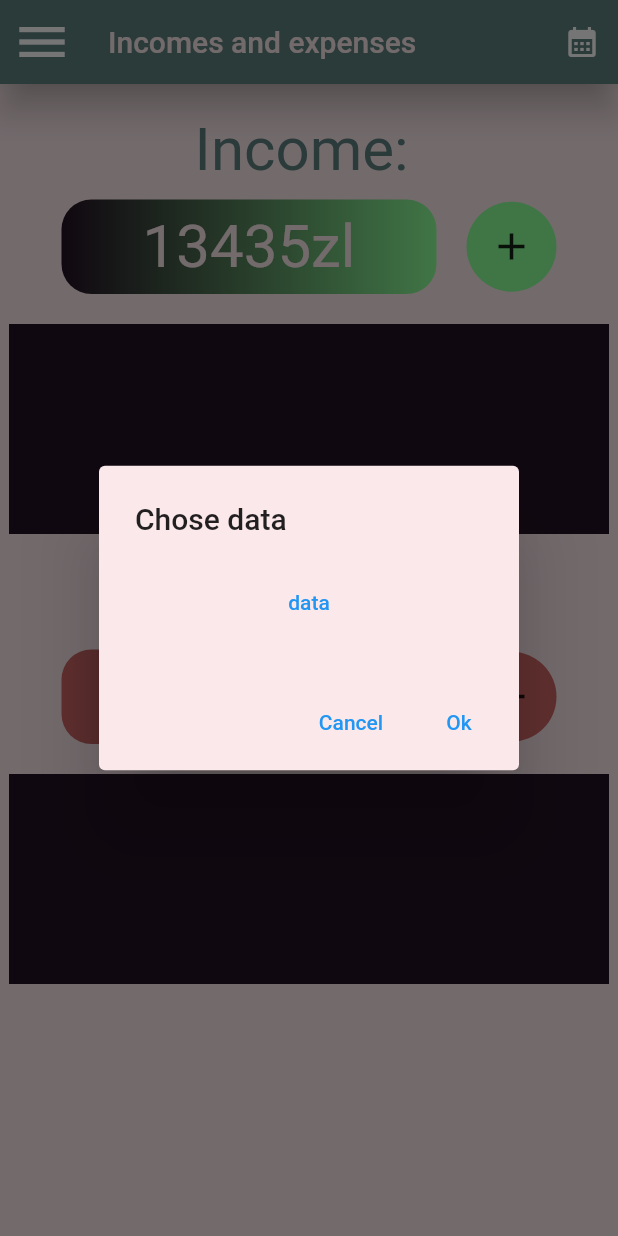
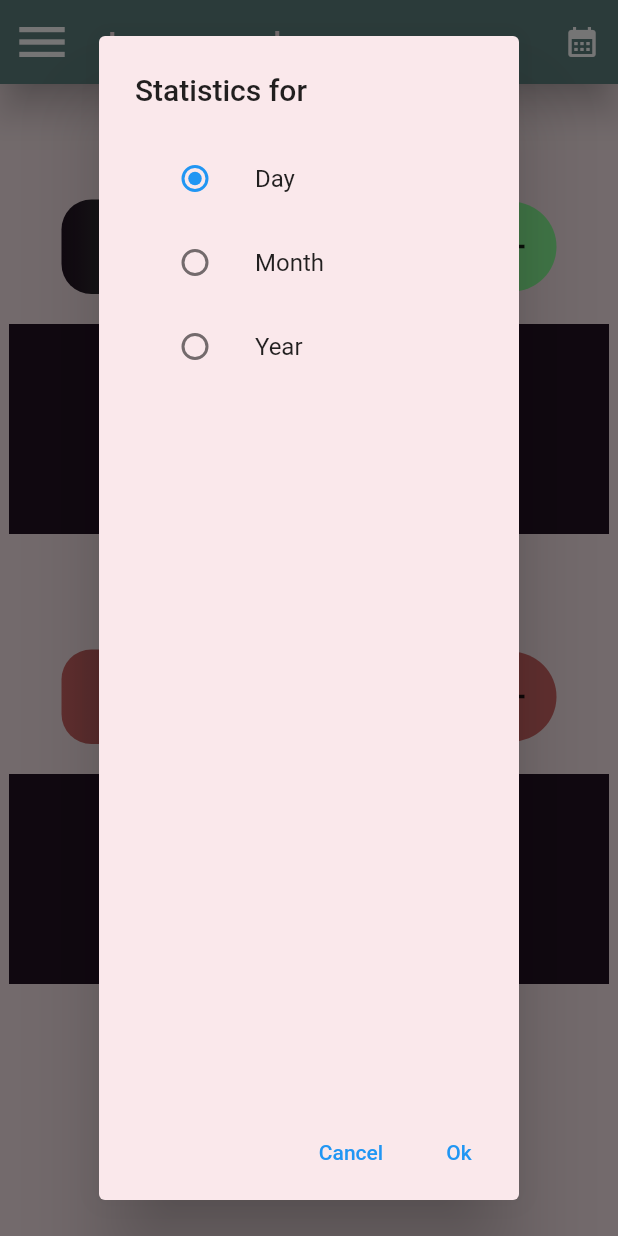
Before and after one commit to eugene817/income_and_expenses_app, a Flutter app: the screen it shows after launch, after a tap on the "calendar month" icon, on a phone screen of 412 x 824 dp. Run offline on Flutter 3.47's test engine with Material 2 defaults, Android fonts, the phone set to English and light mode, and no system bars.

Commit message:
Radio for date pick

```diff
--- a/income_and_expenses_app/lib/main.dart
+++ b/income_and_expenses_app/lib/main.dart
@@ -52,11 +52,8 @@ class Base extends StatelessWidget {
             onPressed: () => showDialog<String>(
               context: context,
               builder: (BuildContext context) => AlertDialog(
-                title: const Text("Chose data"),
-                content: TextButton(
-                  onPressed: () {},
-                  child: const Text("data")
-                  ),
+                title: const Text("Statistics for"),
+                content: RadioChooseDate(),
                 backgroundColor: Color4,
                 actions: <Widget>[
                   TextButton(
@@ -234,6 +231,66 @@ class Base extends StatelessWidget {
   }
 }
 
+enum DatePick {Day, Month, Year}
+
+class RadioChooseDate extends StatefulWidget {
+  const RadioChooseDate({
+    super.key,
+  });
+
+  @override
+  State<RadioChooseDate> createState() => _RadioChooseDateState();
+}
+
+class _RadioChooseDateState extends State<RadioChooseDate> {
+  DatePick? _date = DatePick.Day;
+  @override
+  Widget build(BuildContext context) {
+    return Column(
+      children: <Widget>[
+        ListTile(
+          title: const Text("Day"),
+          leading: Radio<DatePick>(
+            value: DatePick.Day,
+            groupValue: _date,
+            onChanged: (DatePick? value) {
+              setState(() {
+                _date = value;
+              });
+            },
+          ),
+        ),
+        ListTile(
+          title: const Text("Month"),
+          leading: Radio<DatePick>(
+            value: DatePick.Month,
+            groupValue: _date,
+            onChanged: (DatePick? value) {
+              setState(() {
+              _date = value;
+          });
+        }
+
+      ),
+    ),
+    ListTile(
+          title: const Text("Year"),
+          leading: Radio<DatePick>(
+            value: DatePick.Year,
+            groupValue: _date,
+            onChanged: (DatePick? value) {
+              setState(() {
+              _date = value;
+          });
+        }
+
+      ),
+    ),
+      ],
+    );
+  }
+}
+
 // enum Page{General, Income, Expenses}
 
 // class ChoosePage extends StatefulWidget {
```
